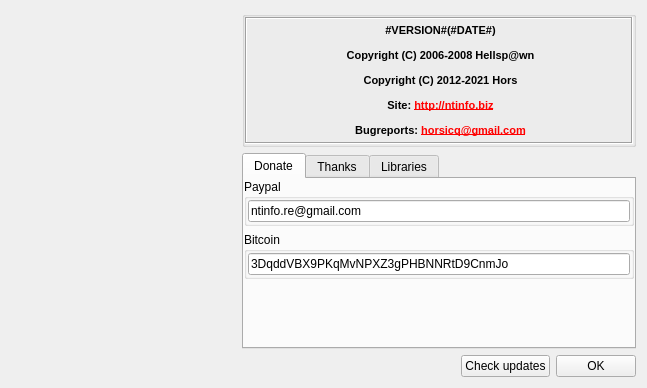
Qt form gui_source/dialogabout.ui (horsicq/DIE-engine) before a commit.
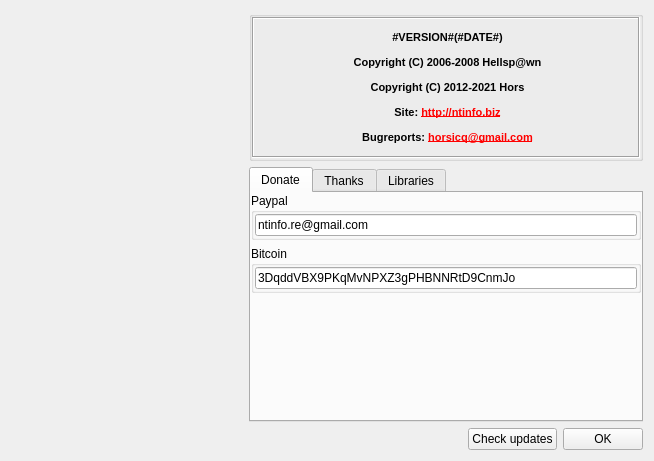
The same form after that commit. Icons and pictures are not drawn.

```diff
--- a/gui_source/dialogabout.ui
+++ b/gui_source/dialogabout.ui
@@ -9,8 +9,8 @@
    <rect>
     <x>0</x>
     <y>0</y>
-    <width>647</width>
-    <height>388</height>
+    <width>654</width>
+    <height>461</height>
    </rect>
   </property>
   <property name="windowTitle">
```
